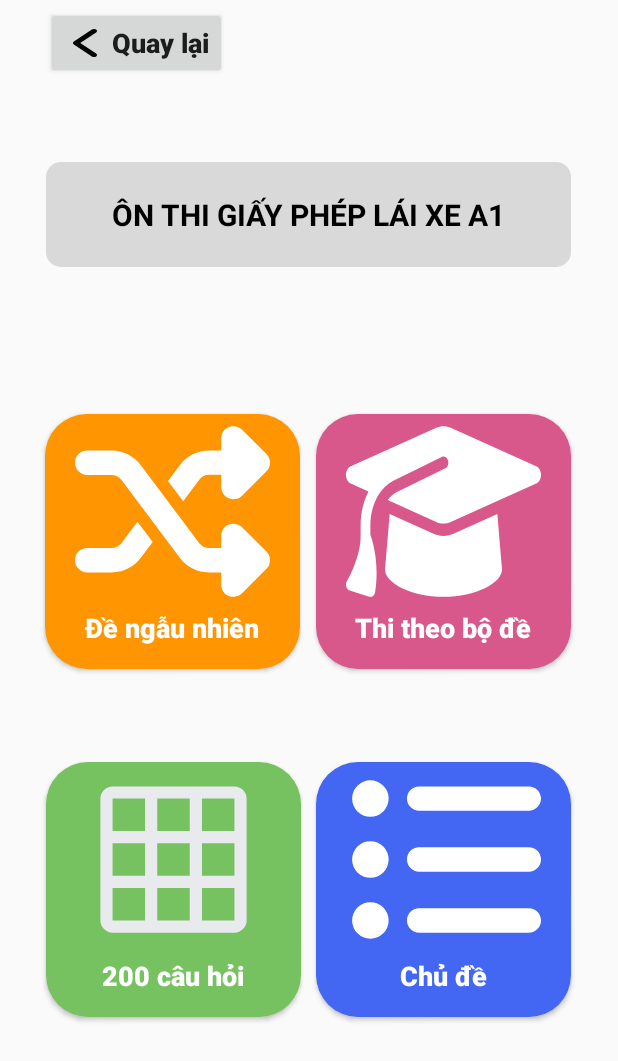
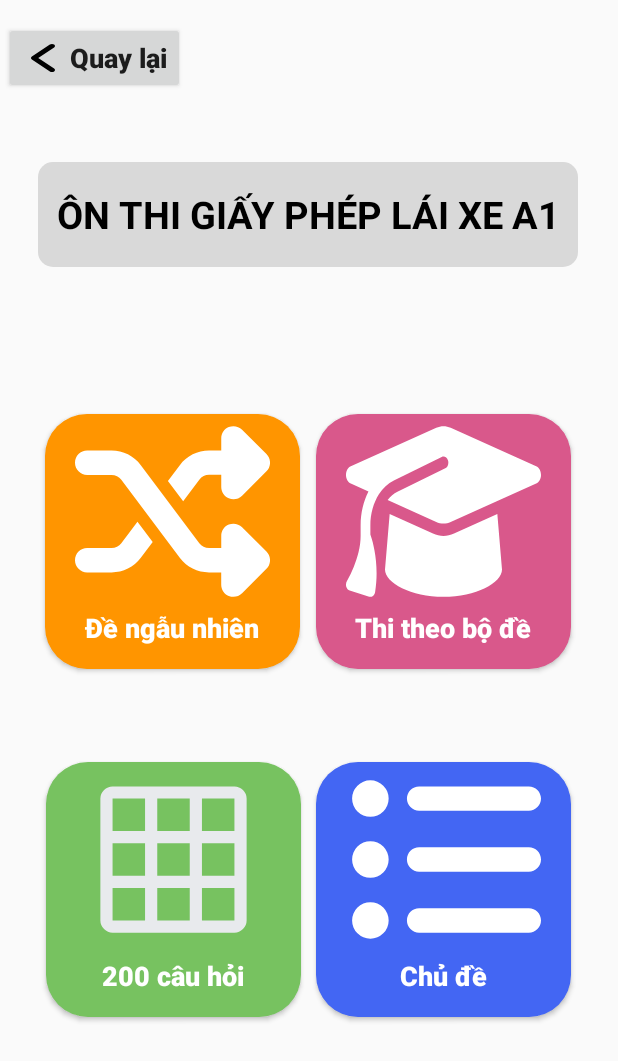
Before and after one commit to TungAnh176/CSE441_PROJECT, an Android app: the Activity_A1 screen opened directly, with no data from a screen before it, on a phone screen of 412 x 824 dp. Shown: the top 1061 px of the screen. Run offline under Robolectric (Android 15) with nearby library versions, the phone set to English and light mode, and no system bars.

```diff
--- a/app/src/main/java/com/example/driverslicense/Activity_A1.java
+++ b/app/src/main/java/com/example/driverslicense/Activity_A1.java
@@ -1,6 +1,9 @@
 package com.example.driverslicense;
 
+import android.content.Intent;
 import android.os.Bundle;
+import android.view.View;
+import android.widget.Button;
 
 import androidx.activity.EdgeToEdge;
 import androidx.appcompat.app.AppCompatActivity;
@@ -9,7 +12,7 @@ import androidx.core.view.ViewCompat;
 import androidx.core.view.WindowInsetsCompat;
 
 public class Activity_A1 extends AppCompatActivity {
-
+    Button btnBack;
     @Override
     protected void onCreate(Bundle savedInstanceState) {
         super.onCreate(savedInstanceState);
@@ -20,5 +23,13 @@ public class Activity_A1 extends AppCompatActivity {
             v.setPadding(systemBars.left, systemBars.top, systemBars.right, systemBars.bottom);
             return insets;
         });
+        btnBack = findViewById(R.id.btn_back);
+        btnBack.setOnClickListener(new View.OnClickListener() {
+            @Override
+            public void onClick(View view) {
+                Intent intent = new Intent(Activity_A1.this, MainActivity.class);
+                startActivity(intent);
+            }
+        });
     }
 }
--- a/app/src/main/res/layout/activity_a1.xml
+++ b/app/src/main/res/layout/activity_a1.xml
@@ -6,7 +6,9 @@
     android:layout_width="match_parent"
     android:layout_height="match_parent"
     tools:context=".Activity_A1">
+
     <Button
+        android:id="@+id/btn_back"
         android:layout_width="wrap_content"
         android:layout_height="wrap_content"
         android:drawableStart="@drawable/back"
@@ -16,24 +18,24 @@
         android:textStyle="bold"
         app:layout_constraintBottom_toTopOf="@+id/textView2"
         app:layout_constraintEnd_toEndOf="parent"
-        app:layout_constraintHorizontal_bias="0.106"
+        app:layout_constraintHorizontal_bias="0.01"
         app:layout_constraintStart_toStartOf="parent"
         app:layout_constraintTop_toTopOf="parent"
-        app:layout_constraintVertical_bias="0.076"
+        app:layout_constraintVertical_bias="0.242"
         tools:ignore="HardcodedText,SpUsage,TextSizeCheck" />
 
     <TextView
         android:id="@+id/textView2"
-        android:layout_width="350dp"
+        android:layout_width="360dp"
         android:layout_height="70dp"
         android:background="@drawable/text_background"
         android:elevation="0dp"
         android:gravity="center"
-        android:padding="20dp"
+        android:padding="10dp"
         android:text="Ôn thi giấy phép lái xe A1"
         android:textAllCaps="true"
         android:textColor="@color/black"
-        android:textSize="20dp"
+        android:textSize="25dp"
         android:textStyle="bold"
         app:layout_constraintBottom_toBottomOf="parent"
         app:layout_constraintEnd_toEndOf="parent"
```
